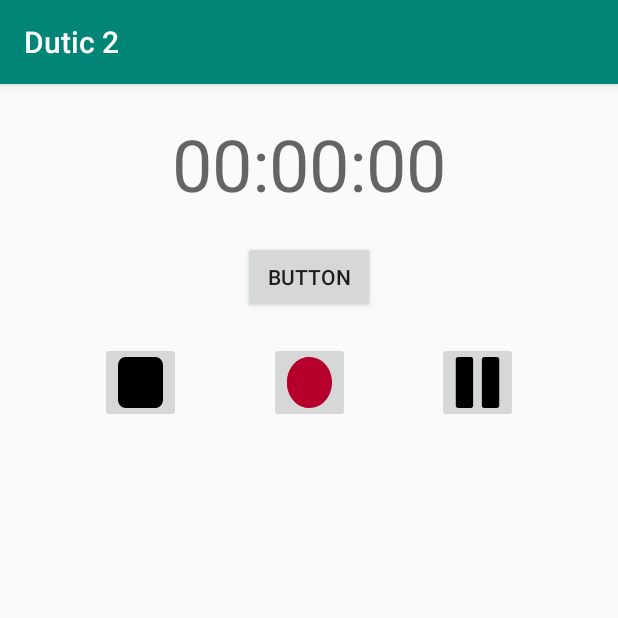
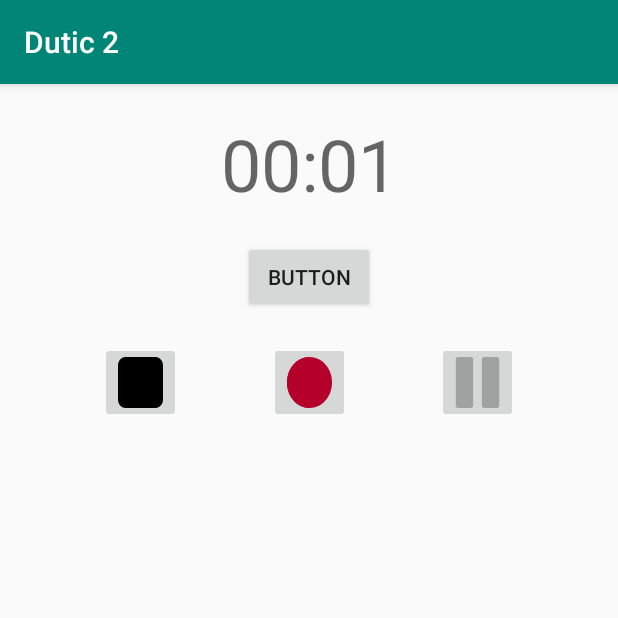
Before and after one commit to cibernato/Dutic2, an Android app: the fragment NotasDeVozFragment shown on its own in the app's theme, after a tap on an icon or button, on a phone screen of 412 x 824 dp, the top half of it. Run offline under Robolectric (Android 15) with nearby library versions, the phone set to English and light mode, and no system bars.

Commit message:
Falta areglar selector del button rec, añadido cronometro y selector para los demas botones

```diff
--- a/app/src/main/AndroidManifest.xml
+++ b/app/src/main/AndroidManifest.xml
@@ -13,6 +13,7 @@
         android:required="true" />
     <uses-permission android:name="android.permission.CAMERA" />
     <uses-permission android:name="android.permission.WRITE_EXTERNAL_STORAGE" />
+    <uses-permission android:name="android.permission.READ_EXTERNAL_STORAGE" />
     <uses-permission android:name="android.permission.STORAGE" />
 
     <application
--- a/app/src/main/java/com/example/dutic2/ui/notasDeVoz/NotasDeVozFragment.kt
+++ b/app/src/main/java/com/example/dutic2/ui/notasDeVoz/NotasDeVozFragment.kt
@@ -7,6 +7,7 @@ import android.media.MediaPlayer
 import android.media.MediaRecorder
 import android.os.Bundle
 import android.os.Environment
+import android.os.SystemClock
 import android.util.Log
 import android.view.LayoutInflater
 import android.view.View
@@ -19,12 +20,16 @@ import androidx.lifecycle.ViewModelProviders
 import com.example.dutic2.R
 import kotlinx.android.synthetic.main.fragment_notas_de_voz.*
 import java.io.IOException
+import kotlin.properties.Delegates
 
 
 class NotasDeVozFragment : Fragment() {
 
+
+    var running = false
+    var pauseOffSet =0
     private lateinit var notasDeVozViewModel: NotasDeVozViewModel
-    lateinit var mRecorder :MediaRecorder
+    var mRecorder: MediaRecorder? = null
 
     var mPlayer = MediaPlayer()
     private val LOG_TAG = "AudioRecording"
@@ -45,43 +50,25 @@ class NotasDeVozFragment : Fragment() {
         super.onViewCreated(view, savedInstanceState)
         notas_voz_stop_button.isEnabled= false
         notas_voz_pause_button.isEnabled= false
-        mFileName = Environment.getExternalStorageDirectory().absolutePath
-        mFileName += "/AudioRecording.3gp"
+        mFileName = Environment.getExternalStorageDirectory().absolutePath+ "/AudioRecording.mp3"
 
         notas_voz_rec_button.setOnClickListener {
-            if(checkPermissions()){
-                notas_voz_pause_button.isEnabled=true
-                notas_voz_stop_button.isEnabled= true
-
-                mRecorder = MediaRecorder().apply {
-                    setAudioSource(MediaRecorder.AudioSource.MIC)
-                    setOutputFormat(MediaRecorder.OutputFormat.THREE_GPP)
-                    setOutputFile(mFileName)
-                    setAudioEncoder(MediaRecorder.AudioEncoder.AMR_NB)
-
-                    try {
-                        prepare()
-                    } catch (e: Exception) {
-                        Log.e(LOG_TAG, "prepare() failed")
-                        e.printStackTrace()
-                    }
-
-                    start()
-                }
-
-                Toast.makeText(context, "Recording Started", Toast.LENGTH_LONG)
-                    .show()
-            }else{
-                requestPermissions()
+            empezarGrabacion()
+            if( !running){
+                cronometro.base = SystemClock.elapsedRealtime() - pauseOffSet
+                cronometro.start()
+                running= true
             }
         }
         notas_voz_stop_button.setOnClickListener {
-            notas_voz_stop_button.isEnabled= false
-            notas_voz_pause_button.isEnabled= false
-            mRecorder.stop()
-            mRecorder.release()
-            mRecorder = MediaRecorder()
-            Toast.makeText(context, "Recording Stopped", Toast.LENGTH_LONG).show()
+           detenerGrabacion()
+            if (running){
+                cronometro.stop()
+                cronometro.base = SystemClock.elapsedRealtime()
+//                pauseOffSet = SystemClock.elapsedRealtime() - cronometro.base
+                running=false
+            }
+
         }
         play_button.setOnClickListener {
 
@@ -103,6 +90,43 @@ class NotasDeVozFragment : Fragment() {
 
     }
 
+    private fun detenerGrabacion() {
+        try{
+            notas_voz_stop_button.isEnabled= false
+            notas_voz_pause_button.isEnabled= false
+            mRecorder?.stop()
+            mRecorder?.release()
+            mRecorder = MediaRecorder()
+            Toast.makeText(context, "Recording Stopped", Toast.LENGTH_LONG).show()
+        }catch (e:Exception){
+            e.printStackTrace()
+        }
+    }
+
+    private fun empezarGrabacion() {
+        if(checkPermissions()){
+            notas_voz_pause_button.isEnabled=false
+            notas_voz_stop_button.isEnabled= true
+            mRecorder = MediaRecorder().apply {
+                setAudioSource(MediaRecorder.AudioSource.MIC)
+                setOutputFormat(MediaRecorder.OutputFormat.MPEG_4)
+                setAudioEncoder(MediaRecorder.AudioEncoder.AAC)
+                setOutputFile(mFileName)
+                try {
+                    prepare()
+                    start()
+                } catch (e: Exception) {
+                    Log.e(LOG_TAG, "prepare() failed")
+                    e.printStackTrace()
+                }
+            }
+            Toast.makeText(context, "Recording Started", Toast.LENGTH_LONG)
+                .show()
+        }else{
+            requestPermissions()
+        }
+    }
+
     private fun checkPermissions(): Boolean {
         val result =
             ContextCompat.checkSelfPermission(context!!, WRITE_EXTERNAL_STORAGE)
--- /dev/null
+++ b/app/src/main/res/drawable/ic_pause_icon_disabled.xml
@@ -0,0 +1,12 @@
+<vector xmlns:android="http://schemas.android.com/apk/res/android"
+    android:width="124.5dp"
+    android:height="124.5dp"
+    android:viewportWidth="124.5"
+    android:viewportHeight="124.5">
+    <path
+        android:fillColor="#40000000"
+        android:pathData="M116.35,124.5c3.3,0 6,-2.699 6,-6V6c0,-3.3 -2.7,-6 -6,-6h-36c-3.3,0 -6,2.7 -6,6v112.5c0,3.301 2.7,6 6,6H116.35z"/>
+    <path
+        android:fillColor="#40000000"
+        android:pathData="M44.15,124.5c3.3,0 6,-2.699 6,-6V6c0,-3.3 -2.7,-6 -6,-6h-36c-3.3,0 -6,2.7 -6,6v112.5c0,3.301 2.7,6 6,6H44.15z"/>
+</vector>
--- /dev/null
+++ b/app/src/main/res/drawable/ic_pause_icon_selector.xml
@@ -0,0 +1,8 @@
+<?xml version="1.0" encoding="utf-8"?>
+<selector xmlns:android="http://schemas.android.com/apk/res/android">
+
+    <item android:drawable="@drawable/ic_pause_icon_disabled" android:state_enabled="false" />
+
+    <item android:drawable="@drawable/ic_pause_icon" android:state_enabled="true" />
+
+</selector>
--- /dev/null
+++ b/app/src/main/res/drawable/ic_rec_icon_2.xml
@@ -0,0 +1,9 @@
+<vector xmlns:android="http://schemas.android.com/apk/res/android"
+    android:width="200dp"
+    android:height="200dp"
+    android:viewportWidth="512"
+    android:viewportHeight="512">
+    <path
+        android:fillColor="#4DFF0033"
+        android:pathData="M256,0C114.837,0 0,114.837 0,256s114.837,256 256,256s256,-114.837 256,-256S397.163,0 256,0z" />
+</vector>
--- /dev/null
+++ b/app/src/main/res/drawable/ic_rec_icon_disabled.xml
@@ -0,0 +1,12 @@
+<vector xmlns:android="http://schemas.android.com/apk/res/android"
+    android:width="200dp"
+    android:height="200dp"
+    android:viewportWidth="512"
+    android:viewportHeight="512">
+    <path
+        android:pathData="M256,0C114.842,0 0,114.842 0,256s114.842,256 256,256s256,-114.842 256,-256S397.158,0 256,0z"
+        android:fillColor="#4DFF0033"/>
+    <path
+        android:pathData="M0,256c0,141.158 114.842,256 256,256V0C114.842,0 0,114.842 0,256z"
+        android:fillColor="#4DFF0031"/>
+</vector>
--- /dev/null
+++ b/app/src/main/res/drawable/ic_rec_icon_selector.xml
@@ -0,0 +1,8 @@
+<?xml version="1.0" encoding="utf-8"?>
+<selector xmlns:android="http://schemas.android.com/apk/res/android">
+
+    <item android:drawable="@drawable/ic_rec_icon_2" android:state_enabled="false" />
+
+    <item android:drawable="@drawable/ic_rec_icon" android:state_enabled="true" />
+
+</selector>
--- /dev/null
+++ b/app/src/main/res/drawable/ic_stop_icon_disabled.xml
@@ -0,0 +1,9 @@
+<vector xmlns:android="http://schemas.android.com/apk/res/android"
+    android:width="277.33dp"
+    android:height="277.33dp"
+    android:viewportWidth="277.33"
+    android:viewportHeight="277.33">
+    <path
+        android:fillColor="#40000000"
+        android:pathData="M231.677,0H45.665C20.45,0 0,20.442 0,45.657v186.021c0,25.207 20.45,45.652 45.665,45.652h186.012c25.223,0 45.653,-20.445 45.653,-45.652V45.657C277.338,20.434 256.899,0 231.677,0z"/>
+</vector>
--- /dev/null
+++ b/app/src/main/res/drawable/ic_stop_selector.xml
@@ -0,0 +1,8 @@
+<?xml version="1.0" encoding="utf-8"?>
+<selector xmlns:android="http://schemas.android.com/apk/res/android">
+
+    <item android:drawable="@drawable/ic_stop_icon_disabled" android:state_enabled="false" />
+
+    <item android:drawable="@drawable/ic_stop_icon" android:state_enabled="true" />
+
+</selector>
--- a/app/src/main/res/layout/fragment_notas_de_voz.xml
+++ b/app/src/main/res/layout/fragment_notas_de_voz.xml
@@ -11,20 +11,22 @@
         android:layout_width="54dp"
         android:layout_height="54dp"
         android:scaleType="fitXY"
-        android:src="@drawable/ic_stop_icon"
+
+        android:src="@drawable/ic_stop_selector"
         app:layout_constraintBottom_toTopOf="@+id/guideline3"
         app:layout_constraintEnd_toStartOf="@+id/notas_voz_rec_button"
         app:layout_constraintHorizontal_bias="0.5"
         app:layout_constraintStart_toStartOf="parent"
-        app:layout_constraintTop_toBottomOf="@+id/notas_voz_tiempo_total"
-        app:layout_constraintVertical_bias="0.92" />
+        app:layout_constraintTop_toBottomOf="@+id/cronometro"
+        app:layout_constraintVertical_bias="0.92"
+        />
 
     <ImageButton
         android:id="@+id/notas_voz_pause_button"
         android:layout_width="54dp"
         android:layout_height="54dp"
         android:scaleType="fitXY"
-        android:src="@drawable/ic_pause_icon"
+        android:src="@drawable/ic_pause_icon_selector"
         app:layout_constraintBottom_toBottomOf="@+id/notas_voz_stop_button"
         app:layout_constraintEnd_toEndOf="parent"
         app:layout_constraintHorizontal_bias="0.5"
@@ -36,7 +38,7 @@
         android:layout_width="54dp"
         android:layout_height="54dp"
         android:scaleType="fitXY"
-        android:src="@drawable/ic_rec_icon"
+        android:src="@drawable/ic_rec_icon_selector"
         app:layout_constraintBottom_toBottomOf="@+id/notas_voz_stop_button"
         app:layout_constraintEnd_toStartOf="@+id/notas_voz_pause_button"
         app:layout_constraintHorizontal_bias="0.5"
@@ -53,12 +55,11 @@
         app:layout_constraintStart_toStartOf="parent"
         app:layout_constraintTop_toTopOf="@+id/guideline3" />
 
-    <TextView
-        android:id="@+id/notas_voz_tiempo_total"
+    <Chronometer
+        android:id="@+id/cronometro"
         style="@style/TextAppearance.MaterialComponents.Headline3"
         android:layout_width="wrap_content"
         android:layout_height="wrap_content"
-        android:text="00:00:00"
         app:layout_constraintBottom_toTopOf="@+id/guideline3"
         app:layout_constraintEnd_toEndOf="parent"
         app:layout_constraintStart_toStartOf="parent"
@@ -80,5 +81,5 @@
         app:layout_constraintBottom_toTopOf="@+id/notas_voz_rec_button"
         app:layout_constraintEnd_toEndOf="parent"
         app:layout_constraintStart_toStartOf="parent"
-        app:layout_constraintTop_toBottomOf="@+id/notas_voz_tiempo_total" />
+        app:layout_constraintTop_toBottomOf="@+id/cronometro" />
 </androidx.constraintlayout.widget.ConstraintLayout>
```
